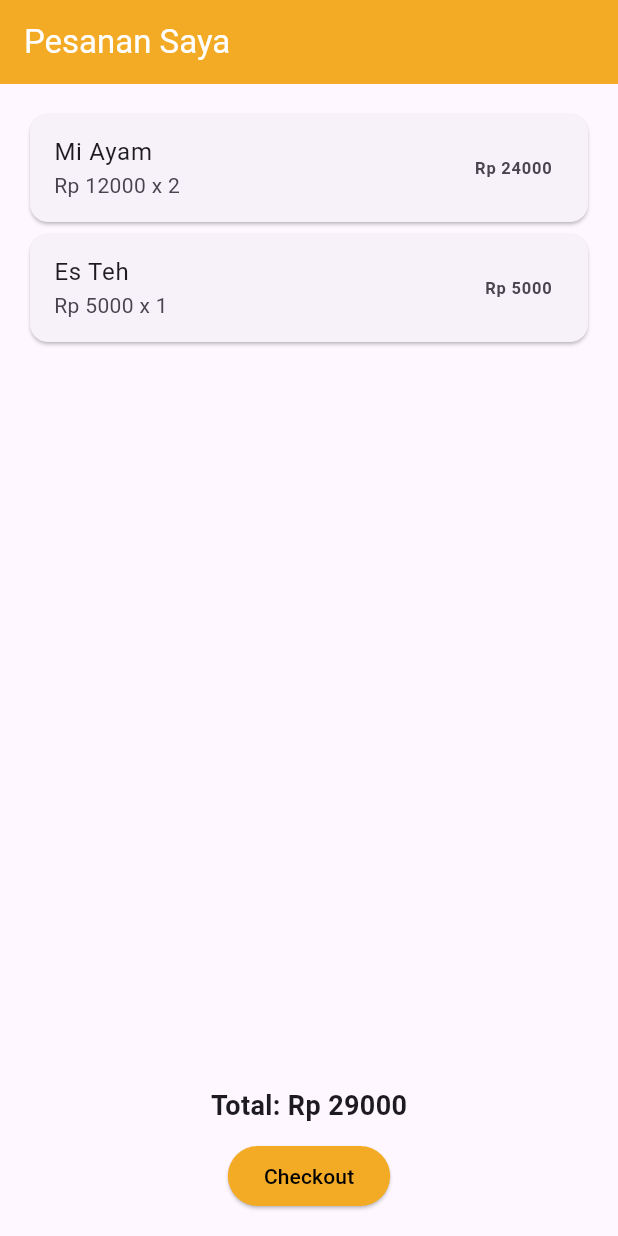
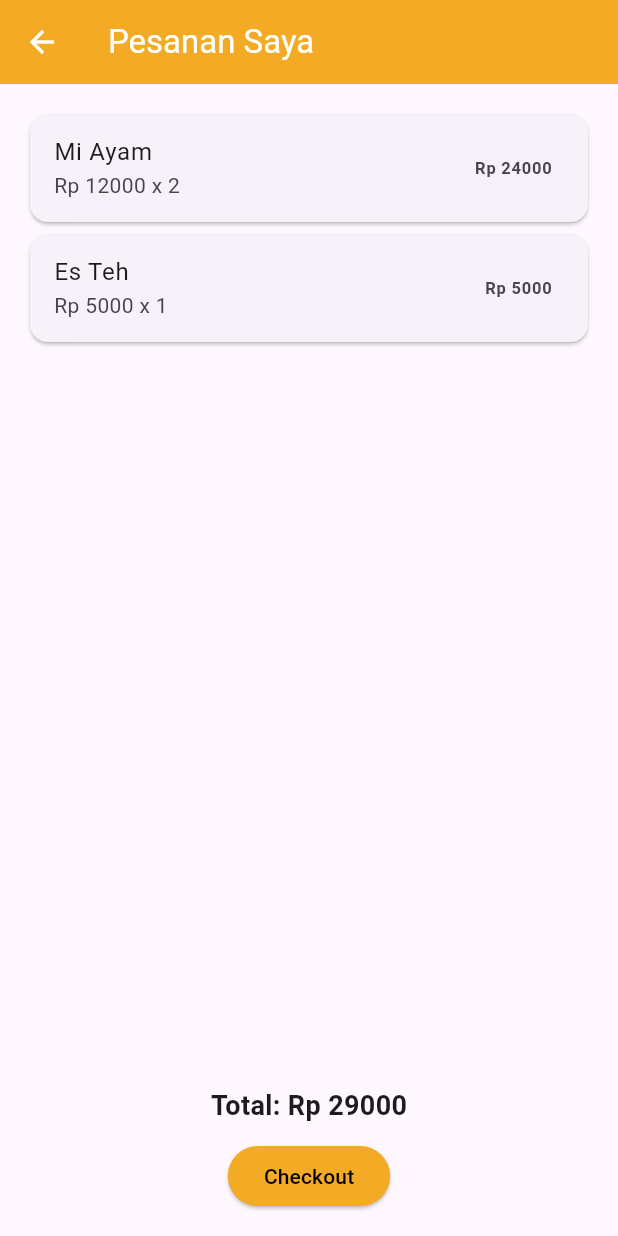
Before and after one commit to Redoughe/aplikasi_menu, a Flutter app: the KeranjangScreen screen opened directly, on a phone screen of 412 x 824 dp. Run offline on Flutter 3.47's test engine with Material 3 defaults, Android fonts, the phone set to English and light mode, and no system bars; statements that could not run were skipped.

Commit message:
commit by riduan

```diff
--- a/lib/Pesanan/pesanan1.dart
+++ b/lib/Pesanan/pesanan1.dart
@@ -43,6 +43,12 @@ class KeranjangScreen extends StatelessWidget {
   Widget build(BuildContext context) {
     return Scaffold(
       appBar: AppBar(
+      leading: IconButton(
+      icon: const Icon(Icons.arrow_back),
+      onPressed: () {
+      Navigator.pop(context); // 🔙 kembali ke halaman sebelumnya
+    },
+  ),
         title: const Text('Pesanan Saya'),
         backgroundColor: const Color.fromARGB(255, 243, 171, 38),
         foregroundColor: Colors.white,
```
